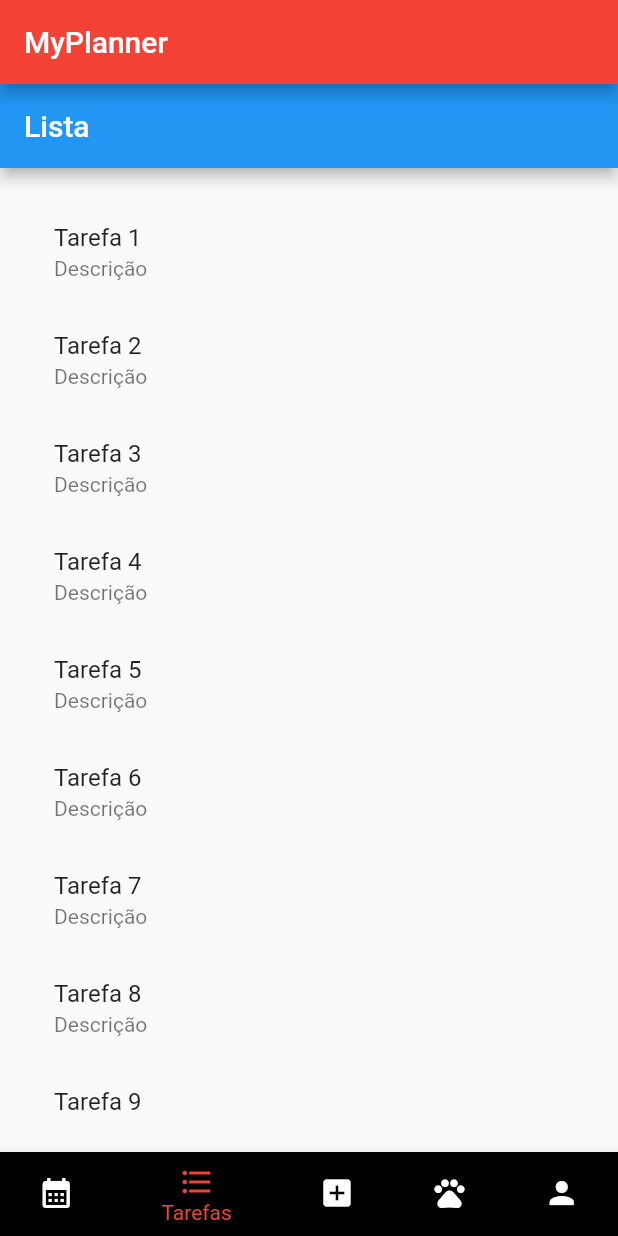
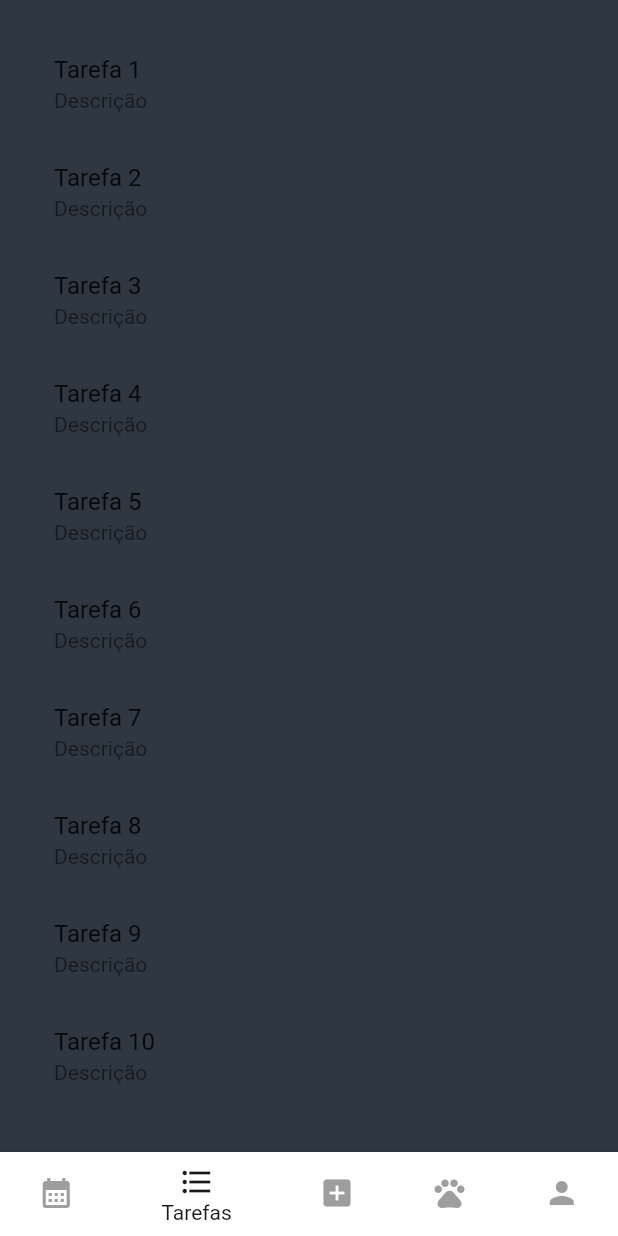
Before and after one commit to SauloMFreitas/LDDM-Projeto, a Flutter app: the screen it shows after launch, item 2 of the bottom bar chosen, on a phone screen of 412 x 824 dp. Run offline on Flutter 3.47's test engine with Material 2 defaults, Android fonts, the phone set to English and light mode, and no system bars; our stand-ins replace percent_indicator, table_calendar.

Commit message:
style-and-pt_BR

```diff
--- a/Myplanner/lib/AddTarefa.dart
+++ b/Myplanner/lib/AddTarefa.dart
@@ -29,10 +29,6 @@ class _AddTarefaState extends State<AddTarefa> {
   Widget build(BuildContext context) {
 
     return Scaffold(
-      appBar: AppBar(
-        title: Text("Cadastro de Tarefas"),
-        backgroundColor: Colors.deepOrange,
-      ),
       body: Container(
         padding: EdgeInsets.all(32),
         child: Column(
--- a/Myplanner/lib/Lista.dart
+++ b/Myplanner/lib/Lista.dart
@@ -28,11 +28,8 @@ class _ListaState extends State<Lista> {
   Widget build(BuildContext context) {
     _carregarItens();
     return Scaffold(
-      appBar: AppBar(
-        title: Text("Lista"),
-      ),
       body: Container(
-        padding: EdgeInsets.all(20),
+        padding: const EdgeInsets.all(20),
         child: ListView.builder(
           itemCount: _itens.length,
           itemBuilder: (context, indice) {
@@ -43,7 +40,7 @@ class _ListaState extends State<Lista> {
               },
               background: Container(
                 color: Colors.red,
-                child: Align(
+                child: const Align(
                   alignment: Alignment.centerRight,
                   child: Padding(
                     padding: EdgeInsets.only(right: 20.0),
@@ -61,10 +58,6 @@ class _ListaState extends State<Lista> {
                     builder: (context) {
                       return AlertDialog(
                         title: Text(_itens[indice]["titulo"]),
-                        titleTextStyle: TextStyle(
-                          fontSize: 20,
-                          color: Colors.black,
-                        ),
                         content: Text(_itens[indice]["descricao"]),
                         actions: <Widget>[
                           TextButton(
--- a/Myplanner/lib/Pet.dart
+++ b/Myplanner/lib/Pet.dart
@@ -41,10 +41,6 @@ class _Pet extends State<Pet> {
   Widget build(BuildContext context) {
     _updateNivel();
     return Scaffold(
-      appBar: AppBar(
-        title: Text("Meu Pet"),
-        backgroundColor: Colors.deepOrange,
-      ),
       body: Container(
         padding: EdgeInsets.all(32),
         child: Column(
--- a/Myplanner/lib/main.dart
+++ b/Myplanner/lib/main.dart
@@ -1,15 +1,23 @@
-import "package:flutter/material.dart";
+import 'package:flutter/material.dart';
+import 'package:intl/date_symbol_data_local.dart';
 
 import 'AddTarefa.dart';
 import 'Calendario.dart';
 import 'Lista.dart';
 import 'Pet.dart';
 import 'Perfil.dart';
+import 'app_styles.dart';
 
 void main() {
+  initializeDateFormatting('pt_BR');
   runApp(MaterialApp(
     debugShowCheckedModeBanner: false,
     home: Inicio(),
+    theme: ThemeData(
+      scaffoldBackgroundColor: AppStyles.primaryColor, // Defina a cor de fundo preta para todo o aplicativo
+      primaryColor: Colors.white,
+      hintColor: Colors.black,
+    ),
   ));
 }
 
@@ -19,7 +27,7 @@ class Inicio extends StatefulWidget {
 }
 
 class _InicioState extends State<Inicio> {
-  int _indiceAtual = 3;
+  int _indiceAtual = 0;
   final List<Widget> _telas = [
     Calendario(),
     Lista(),
@@ -37,22 +45,19 @@ class _InicioState extends State<Inicio> {
   @override
   Widget build(BuildContext context) {
     return Scaffold(
-      appBar: AppBar(
-        title: Text("MyPlanner"),
-        backgroundColor: Colors.red,
-      ),
       body: _telas[_indiceAtual],
       bottomNavigationBar: BottomNavigationBar(
+
         currentIndex: _indiceAtual,
-        unselectedItemColor: Colors.white,
-        selectedItemColor: Colors.red,
+        unselectedItemColor: Colors.grey,
+        selectedItemColor: const Color.fromARGB(255, 26, 26, 26),
         onTap: onTabTapped,
-        items: [
-          BottomNavigationBarItem(icon: Icon(Icons.calendar_month), label: "Calendário",backgroundColor: Colors.black),
-          BottomNavigationBarItem(icon: Icon(Icons.format_list_bulleted), label: "Tarefas",backgroundColor: Colors.black),
-          BottomNavigationBarItem(icon: Icon(Icons.add_box), label: "Criar Tarefa",backgroundColor: Colors.black),
-          BottomNavigationBarItem(icon: Icon(Icons.pets), label: "Pet", backgroundColor: Colors.black),
-          BottomNavigationBarItem(icon: Icon(Icons.person), label: "Perfil",backgroundColor: Colors.black)
+        items: const [
+          BottomNavigationBarItem(icon: Icon(Icons.calendar_month), label: "Calendário",backgroundColor: Colors.white),
+          BottomNavigationBarItem(icon: Icon(Icons.format_list_bulleted), label: "Tarefas",backgroundColor: Colors.white),
+          BottomNavigationBarItem(icon: Icon(Icons.add_box), label: "Criar Tarefa",backgroundColor: Colors.white),
+          BottomNavigationBarItem(icon: Icon(Icons.pets), label: "Pet", backgroundColor: Colors.white),
+          BottomNavigationBarItem(icon: Icon(Icons.person), label: "Perfil",backgroundColor: Colors.white)
         ],
       ),
     );
```
Also changed, not shown: Myplanner/lib/Calendario.dart (+18 -10 lines), Myplanner/lib/app_styles.dart (added, +19 -0 lines).
